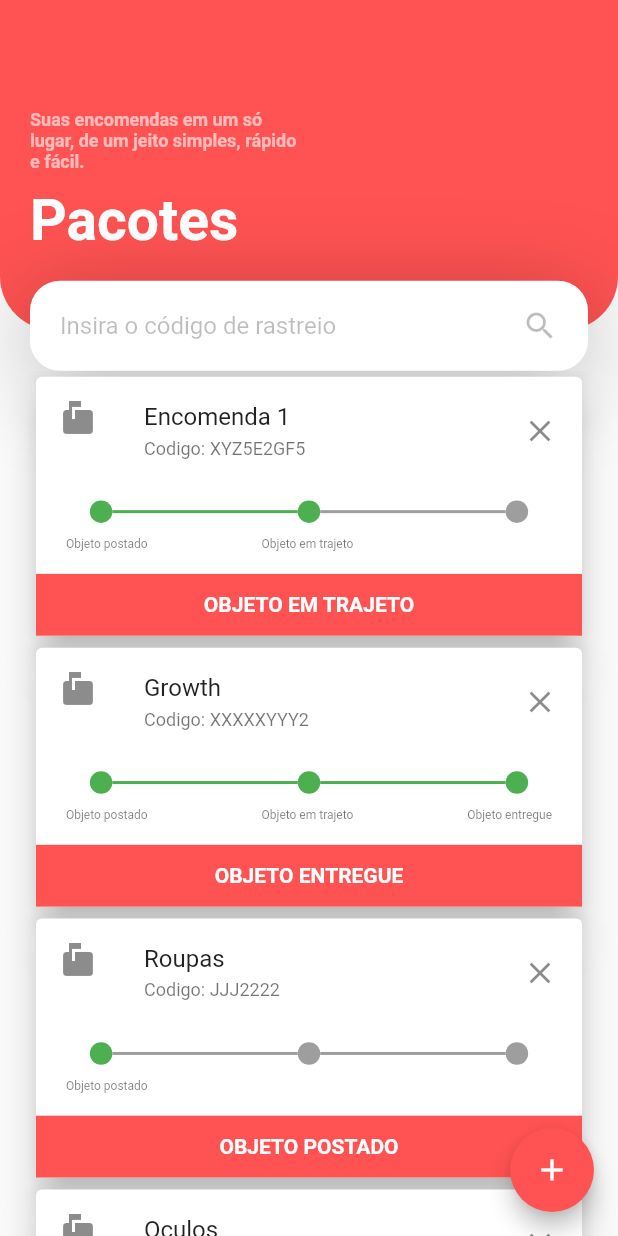
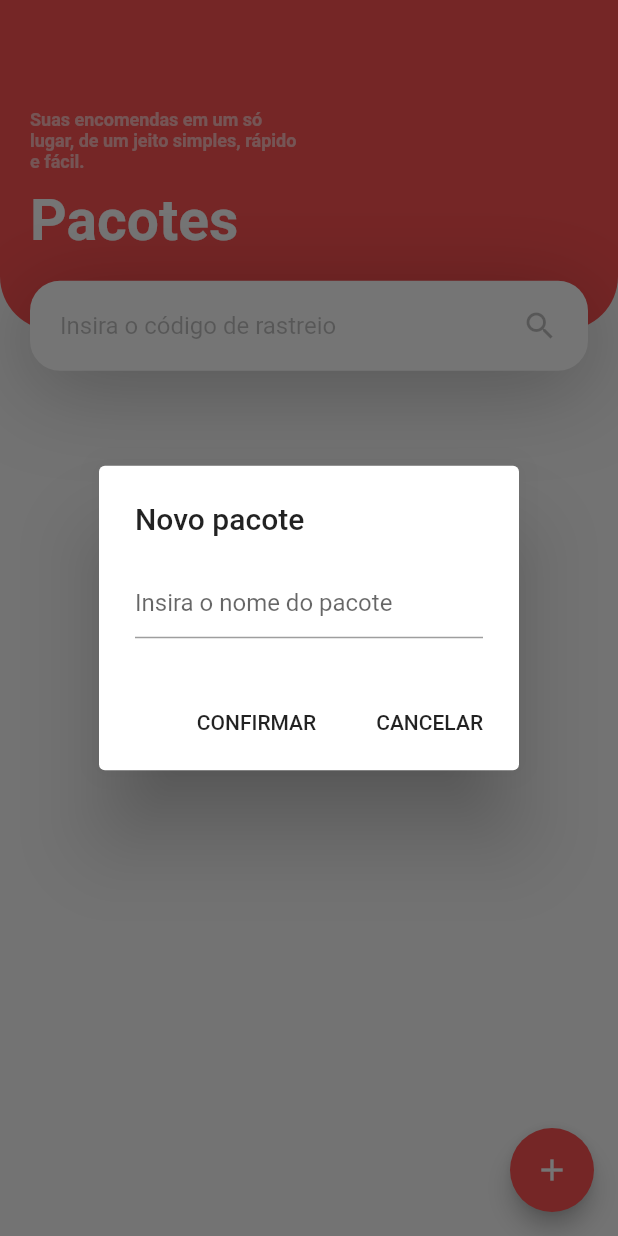
Before and after one commit to Natanlimap/etrack, a Flutter app: the screen it shows after launch, after a tap on the "add" icon, on a phone screen of 412 x 824 dp. Run offline on Flutter 3.47's test engine with Material 2 defaults, Android fonts, the phone set to English and light mode, and no system bars; missing offline and left inert: flutter_correios.

Commit message:
FIX - My Branch (IGNORE)
+ CORREÇÃO DA BRANCH

```diff
--- a/lib/Pages/first_screen.dart
+++ b/lib/Pages/first_screen.dart
@@ -9,6 +9,8 @@ class Firstscreen extends StatefulWidget {
 }
 
 class _FirstscreenState extends State<Firstscreen> {
+
+
 
   void pageNavigation(){
    Navigator.push(
--- /dev/null
+++ b/lib/classes/package.dart
@@ -0,0 +1,14 @@
+
+
+import 'package:etrack/services/correios.dart';
+
+class Package{
+
+  String name;
+  String code;
+  String status;
+  Package(this.code, this.name){
+    status = "postado";
+  }
+
+}
--- a/lib/main.dart
+++ b/lib/main.dart
@@ -1,6 +1,5 @@
 
 import 'package:etrack/pages/first_screen.dart';
-import 'package:etrack/pages/packets.dart';
 import 'package:flutter/material.dart';
 
 void main() => runApp(MyApp());
--- a/lib/pages/packets.dart
+++ b/lib/pages/packets.dart
@@ -1,7 +1,15 @@
+import 'package:etrack/classes/package.dart';
+import 'package:etrack/services/correios.dart';
 import 'package:flutter/cupertino.dart';
 import 'package:flutter/material.dart';
+import 'dart:async';
 
 TextEditingController codeController = TextEditingController();
+TextEditingController nameController = TextEditingController();
+List<Package> clientepackagelist = List();
+
+
+
 
 class PacketsMain extends StatefulWidget {
   @override
@@ -10,19 +18,63 @@ class PacketsMain extends StatefulWidget {
 
 class _PacketsMainState extends State<PacketsMain> {
 
+  void getStatus() async{
+    for(Package pack in clientepackagelist){
+
+      pack.status = await callCorreiosRastreamento(pack.code);
+    }
+    setState(() {
+      clientepackagelist = clientepackagelist;
+    });
+  }
+
+  @override
+  void initState() {
+    getStatus();
+    super.initState();
+  }
+
 
   @override
   Widget build(BuildContext context) {
     Size size = MediaQuery.of(context).size;
+
+    _displayDialog(BuildContext context) async {
+      return showDialog(
+          context: context,
+          builder: (context) {
+            return AlertDialog(
+              title: Text('Novo pacote'),
+              content: TextField(
+                controller: nameController,
+                decoration: InputDecoration(hintText: "Insira o nome do pacote"),
+              ),
+              actions: <Widget>[
+                new FlatButton(
+                  child: new Text('CONFIRMAR'),
+                  onPressed: () {
+                    clientepackagelist.add(Package(codeController.text, nameController.text));
+                    getStatus();
+                    Navigator.of(context).pop();
+                  },
+                ),
+                new FlatButton(
+                  child: new Text('CANCELAR'),
+                  onPressed: () {
+                    Navigator.of(context).pop();
+                  },
+                )
+              ],
+            );
+          });
+    }
 
     return MaterialApp(
       home: Scaffold(
         floatingActionButton: FloatingActionButton(
           backgroundColor: Colors.redAccent,
           child: Icon(Icons.add),
-          onPressed: (){
-            print(codeController.text);
-          },
+          onPressed: ()=> _displayDialog(context)
         ),
         body: Column(
           children: <Widget>[
@@ -30,14 +82,11 @@ class _PacketsMainState extends State<PacketsMain> {
 
             //package list
             Expanded(
-              child: ListView(
-                children: <Widget>[
-                  packageItem(size, "Encomenda 1", "XYZ5E2GF5", "em trajeto"),
-                  packageItem(size, "Growth", "XXXXXYYY2", "entregue"),
-                  packageItem(size, "Roupas", "JJJ2222", "postado"),
-                  packageItem(size, "Oculos", "VVVVVVV", "entregue"),
-
-                ],
+              child: ListView.builder(
+                itemCount: clientepackagelist.length,
+                itemBuilder: (context, index){
+                  return packageItem(size, clientepackagelist[index].name, clientepackagelist[index].code, clientepackagelist[index].status, index);
+                }
             ),
             )
           ],
@@ -45,10 +94,8 @@ class _PacketsMainState extends State<PacketsMain> {
       ),
     );
   }
-}
-
   Widget packageItem(
-    Size size, String title, String trackingcode, String status) {
+      Size size, String title, String trackingcode, String status, index) {
     return Padding(
       padding: EdgeInsets.symmetric(horizontal: 20),
       child: Card(
@@ -61,10 +108,18 @@ Widget packageItem(
                   leading: Icon(Icons.markunread_mailbox),
                   title: Text(title),
                   subtitle: Text(
-                  "Codigo: " + trackingcode.toUpperCase(),
+                    "Codigo: " + trackingcode,
                     style: TextStyle(fontSize: 12),
                   ),
-                trailing: Icon(Icons.close),
+                  trailing: GestureDetector(
+                    onTap: (){
+                      setState(() {
+                        clientepackagelist.removeAt(index);
+
+                      });
+                    },
+                    child: Icon(Icons.close),
+                  ),
                 ),
               ),
 
@@ -80,7 +135,7 @@ Widget packageItem(
                 height: size.height * 0.05,
                 child: Center(
                   child: Text(
-                  "OBJETO " + status.toUpperCase(),
+                    status,
                     style: TextStyle(
                         color: Colors.white, fontWeight: FontWeight.bold),
                   ),
@@ -90,6 +145,9 @@ Widget packageItem(
           )),
     );
   }
+}
+
+
 
 //widget that recieves the package status and return it visually
 Widget packageLineStatus(Size size, String status) {
@@ -99,21 +157,21 @@ Widget packageLineStatus(Size size, String status) {
   Color fonttrajeto;
   //changing the color as of package status
   switch (status) {
-    case "postado":
+    case "OBJETO POSTADO":
       trajeto = Colors.grey;
       entregue = Colors.grey;
       fontentregue = Colors.white;
       fonttrajeto = Colors.white;
 
       break;
-    case "em trajeto":
+    case "OBJETO EM TRAGETO":
       trajeto = Colors.green;
       entregue = Colors.grey;
       fontentregue = Colors.white;
       fonttrajeto = Colors.black54;
       break;
 
-    case "entregue":
+    case "OBJETO ENTREGUE":
       trajeto = Colors.green;
       entregue = Colors.green;
       fontentregue = Colors.black54;
```
Also changed, not shown: lib/Pages/packages.dart (deleted, +0 -316 lines), lib/services/correios.dart (added, +87 -0 lines), pubspec.lock. Lines whose indentation alone changed are shown as unchanged.
